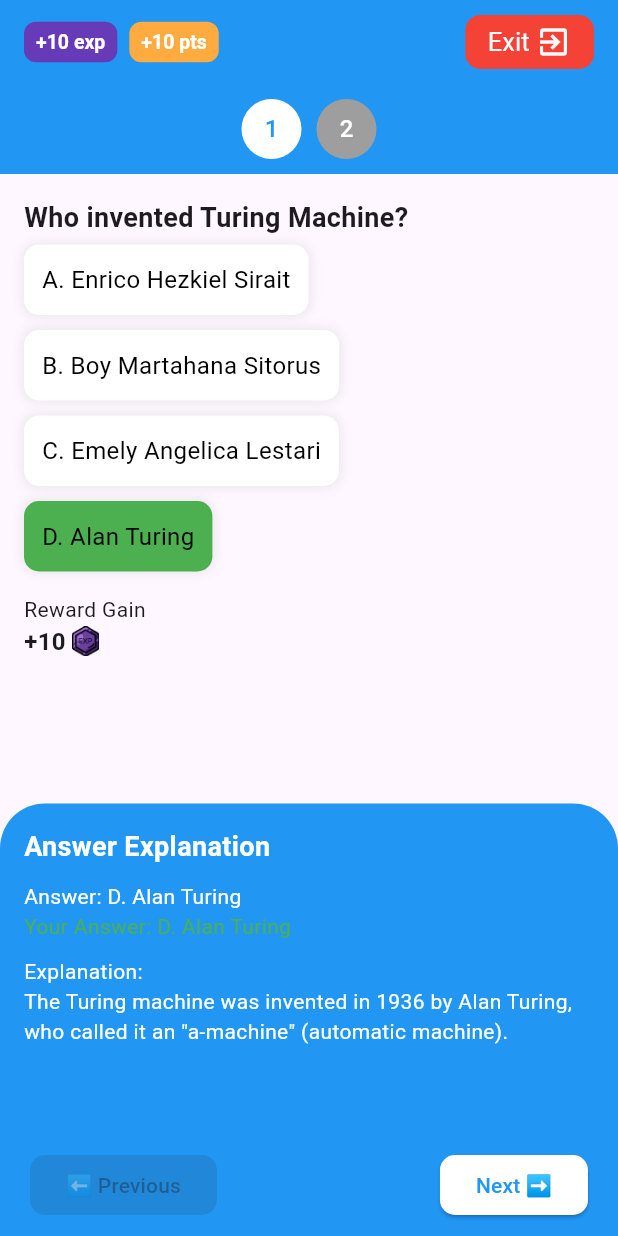
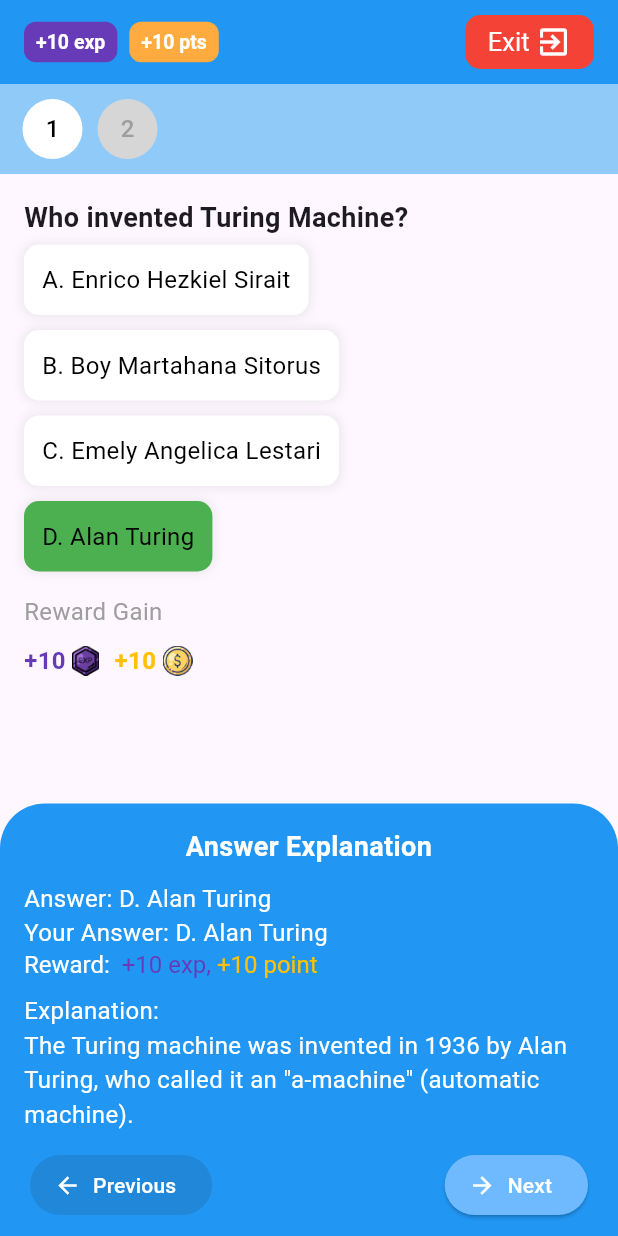
Before and after one commit to Gracesiamrbn/Progamify-mobile, a Flutter app: the ReviewExerciseScreen screen opened directly, on a phone screen of 412 x 824 dp. Run offline on Flutter 3.47's test engine with Material 3 defaults, Android fonts, the phone set to English and light mode, and no system bars; our stand-ins replace curved_navigation_bar, flutter_dotenv, flutter_html, flutter_native_splash, flutter_svg, google_fonts and 4 more; accounts and stored records are empty.

Commit message:
exercise view

```diff
--- a/lib/presentation/screens/topic/exercise_review.dart
+++ b/lib/presentation/screens/topic/exercise_review.dart
@@ -45,7 +45,9 @@ class _ReviewExerciseScreenState extends State<ReviewExerciseScreen> {
   Widget build(BuildContext context) {
     final questionData = userAnswers[currentQuestionIndex];
     int correctIndex = (questionData['correctAnswer'] ?? -1) as int;
-    int userIndex = (questionData['userAnswer'] ?? -1) as int;
+    int userIndex = questionData['userAnswer'] != null
+        ? questionData['userAnswer'] as int
+        : -1;
 
     return Scaffold(
       appBar: AppBar(
@@ -117,22 +119,22 @@ class _ReviewExerciseScreenState extends State<ReviewExerciseScreen> {
               // Progress Bar
               Container(
                 padding: const EdgeInsets.all(10),
-                color: Colors.blue,
+                color: Colors.blue[200],
                 child: Row(
-                  mainAxisAlignment: MainAxisAlignment.center,
+                  mainAxisAlignment: MainAxisAlignment.start,
                   children: List.generate(userAnswers.length, (index) {
                     return Padding(
                       padding: const EdgeInsets.symmetric(horizontal: 5),
                       child: CircleAvatar(
                         backgroundColor: currentQuestionIndex == index
                             ? Colors.white
-                            : Colors.grey,
+                            : Colors.grey[350],
                         child: Text(
                           "${index + 1}",
                           style: TextStyle(
                               color: currentQuestionIndex == index
-                                  ? Colors.blue
-                                  : Colors.white),
+                                  ? Colors.black
+                                  : Colors.grey[500]),
                         ),
                       ),
                     );
@@ -182,16 +184,31 @@ class _ReviewExerciseScreenState extends State<ReviewExerciseScreen> {
                       }),
 
                       const SizedBox(height: 10),
-                      const Text("Reward Gain"),
+                      const Text(
+                        "Reward Gain",
+                        style: TextStyle(fontSize: 16, color: Colors.grey),
+                      ),
+                      const SizedBox(height: 10),
                       Row(
                         children: [
                           Text(
                             "+${questionData['exp']} ",
                             style: const TextStyle(
-                                fontWeight: FontWeight.bold, fontSize: 16),
+                                fontWeight: FontWeight.bold,
+                                fontSize: 16,
+                                color: Colors.deepPurple),
                           ),
                           Image.asset("assets/icons/exp_point_1.png",
                               height: 20),
+                          const SizedBox(width: 10),
+                          Text(
+                            "+${questionData['exp']} ",
+                            style: const TextStyle(
+                                fontWeight: FontWeight.bold,
+                                fontSize: 16,
+                                color: Colors.amber),
+                          ),
+                          Image.asset("assets/icons/coin.png", height: 20),
                         ],
                       ),
                     ],
@@ -209,8 +226,8 @@ class _ReviewExerciseScreenState extends State<ReviewExerciseScreen> {
             child: Container(
               // ✅ Gunakan Container, bukan Expanded
               width: double.infinity,
-              height:
-                  MediaQuery.of(context).size.height * 0.35, // FIX 1/2 layar
+              height: MediaQuery.of(context).size.height *
+                  0.35, // ukuran fix layar biru
               decoration: const BoxDecoration(
                 color: Colors.blue,
                 borderRadius: BorderRadius.only(
@@ -225,32 +242,68 @@ class _ReviewExerciseScreenState extends State<ReviewExerciseScreen> {
                     child: SingleChildScrollView(
                       padding: const EdgeInsets.all(16),
                       child: Column(
-                        crossAxisAlignment: CrossAxisAlignment.start,
+                        crossAxisAlignment: CrossAxisAlignment
+                            .start, // 🔥 Ini yang bikin teks rata kiri
                         children: [
-                          const Text(
+                          const Center(
+                            // Agar judul tetap di tengah
+                            child: Text(
                               "Answer Explanation",
+                              textAlign: TextAlign.center,
                               style: TextStyle(
                                 fontSize: 18,
                                 fontWeight: FontWeight.bold,
                                 color: Colors.white,
                               ),
                             ),
+                          ),
                           const SizedBox(height: 10),
                           Text(
                             "Answer: ${String.fromCharCode(65 + correctIndex)}. ${questionData['options'][correctIndex]}",
-                            style: const TextStyle(color: Colors.white),
+                            textAlign: TextAlign.left,
+                            style: const TextStyle(
+                                color: Colors.white, fontSize: 16),
                           ),
                           Text(
-                            "Your Answer: ${String.fromCharCode(65 + userIndex)}. ${questionData['options'][userIndex]}",
+                            userIndex >= 0
+                                ? "Your Answer: ${String.fromCharCode(65 + userIndex)}. ${questionData['options'][userIndex]}"
+                                : "Your Answer: Not Answered",
+                            textAlign: TextAlign.left,
+                            style: const TextStyle(
+                                fontSize: 16, color: Colors.white),
+                          ),
+                          RichText(
+                            text: TextSpan(
+                              children: [
+                                const TextSpan(
+                                  text: "Reward:  ",
                                   style: TextStyle(
-                                color: userIndex == correctIndex
-                                    ? Colors.green
-                                    : Colors.red),
+                                      fontSize: 16,
+                                      color: Colors
+                                          .white), // Warna putih untuk "Your Answer:"
+                                ),
+                                TextSpan(
+                                  text: "+${questionData['exp']} exp, ",
+                                  style: const TextStyle(
+                                    color: Colors.deepPurple,
+                                    fontSize: 16,
+                                  ),
+                                ),
+                                TextSpan(
+                                  text: "+${questionData['pts']} point ",
+                                  style: const TextStyle(
+                                    color: Colors.amber,
+                                    fontSize: 16,
+                                  ),
+                                ),
+                              ],
+                            ),
                           ),
                           const SizedBox(height: 10),
                           Text(
                             "Explanation:\n${questionData['explanation']}",
-                            style: const TextStyle(color: Colors.white),
+                            style: const TextStyle(
+                                color: Colors.white, fontSize: 16),
                           ),
                         ],
                       ),
@@ -264,32 +317,43 @@ class _ReviewExerciseScreenState extends State<ReviewExerciseScreen> {
                     child: Row(
                       mainAxisAlignment: MainAxisAlignment.spaceBetween,
                       children: [
-                        ElevatedButton(
+                        ElevatedButton.icon(
                           onPressed: currentQuestionIndex > 0
                               ? () => _goToQuestion(currentQuestionIndex - 1)
                               : null,
+                          icon: const Icon(
+                            Icons.arrow_back,
+                            color: Color(0xFFFFFFFF),
+                          ),
+                          label: const Text(
+                            'Previous',
+                            style: TextStyle(color: Color(0xFFFFFFFF)),
+                          ),
                           style: ElevatedButton.styleFrom(
-                            backgroundColor: Colors.white,
-                            foregroundColor: Colors.blue,
-                            shape: RoundedRectangleBorder(
-                              borderRadius: BorderRadius.circular(10),
+                            backgroundColor: currentQuestionIndex > 0
+                                ? const Color(0xFF6FBAFF)
+                                : Colors.grey[400],
                           ),
                         ),
-                          child: const Text("⬅ Previous"),
-                        ),
-                        ElevatedButton(
+                        ElevatedButton.icon(
                           onPressed: currentQuestionIndex <
                                   userAnswers.length - 1
                               ? () => _goToQuestion(currentQuestionIndex + 1)
                               : null,
+                          icon: const Icon(
+                            Icons.arrow_forward,
+                            color: Color(0xFFFFFFFF),
+                          ),
+                          label: const Text(
+                            'Next',
+                            style: TextStyle(color: Color(0xFFFFFFFF)),
+                          ),
                           style: ElevatedButton.styleFrom(
-                            backgroundColor: Colors.white,
-                            foregroundColor: Colors.blue,
-                            shape: RoundedRectangleBorder(
-                              borderRadius: BorderRadius.circular(10),
+                            backgroundColor:
+                                currentQuestionIndex < userAnswers.length - 1
+                                    ? const Color(0xFF6FBAFF)
+                                    : Colors.green,
                           ),
-                          ),
-                          child: const Text("Next ➡"),
                         ),
                       ],
                     ),
@@ -302,79 +366,4 @@ class _ReviewExerciseScreenState extends State<ReviewExerciseScreen> {
       ),
     );
   }
-
-  void _showExitConfirmationDialog() {
-    showDialog(
-      context: context,
-      builder: (BuildContext context) {
-        return AlertDialog(
-          shape: RoundedRectangleBorder(
-            borderRadius: BorderRadius.circular(15),
-          ),
-          title: const Center(
-            child: Text(
-              'Want to Quit ?',
-              style: TextStyle(fontWeight: FontWeight.bold, fontSize: 18),
-            ),
-          ),
-          content: Column(
-            mainAxisSize: MainAxisSize.min,
-            children: [
-              const SizedBox(height: 10),
-              Image.asset(
-                'assets/icons/exit_icon.png',
-                height: 80,
-              ),
-              const SizedBox(height: 20),
-              const Text(
-                'Your progress will not be saved and you will not get the XP',
-                textAlign: TextAlign.left,
-                style: TextStyle(fontSize: 14),
-              ),
-            ],
-          ),
-          actionsAlignment: MainAxisAlignment.spaceEvenly,
-          actions: [
-            TextButton(
-              style: TextButton.styleFrom(
-                backgroundColor: Colors.grey[300],
-                padding:
-                    const EdgeInsets.symmetric(horizontal: 25, vertical: 10),
-                shape: RoundedRectangleBorder(
-                  borderRadius: BorderRadius.circular(8),
-                ),
-              ),
-              onPressed: () {
-                Navigator.of(context).pop();
-              },
-              child: const Text(
-                'Cancel',
-                style:
-                    TextStyle(color: Colors.black, fontWeight: FontWeight.bold),
-              ),
-            ),
-            ElevatedButton(
-              style: ElevatedButton.styleFrom(
-                backgroundColor: Colors.orange,
-                padding:
-                    const EdgeInsets.symmetric(horizontal: 25, vertical: 10),
-                shape: RoundedRectangleBorder(
-                  borderRadius: BorderRadius.circular(8),
-                ),
-              ),
-              onPressed: () {
-                Navigator.pop(context); // Tutup dialog
-                Navigator.pop(context); // Kembali ke halaman sebelumnya
-              },
-              child: const Text(
-                'Yes, Quit',
-                style:
-                    TextStyle(color: Colors.white, fontWeight: FontWeight.bold),
-              ),
-            ),
-          ],
-        );
-      },
-    );
 }
-}
```
Also changed, not shown: lib/models/question_model.dart (added, +19 -0 lines), lib/presentation/widgets/essay_widget.dart (added, +27 -0 lines), lib/presentation/widgets/multiple_answer_widget.dart (added, +41 -0 lines), lib/presentation/widgets/multiple_choice_widget.dart (added, +44 -0 lines), lib/presentation/widgets/short_answer_widget.dart (added, +19 -0 lines), lib/presentation/widgets/true_false_widget.dart (added, +25 -0 lines). Lines whose indentation alone changed are shown as unchanged.
